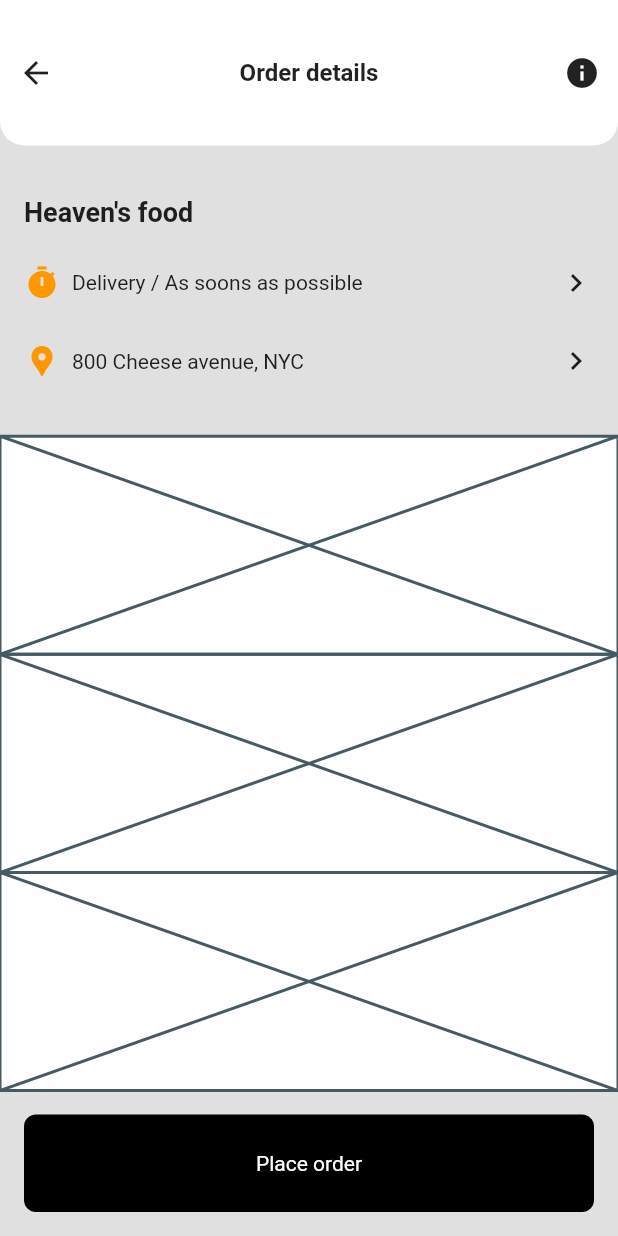
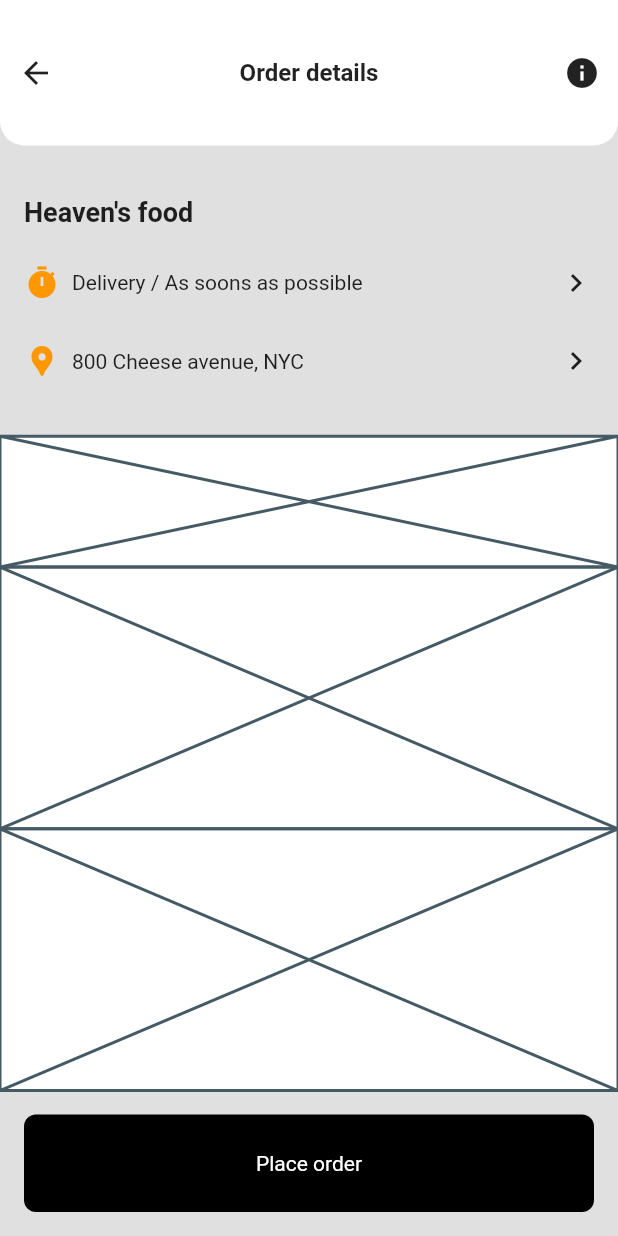
Before and after one commit to JAICHANGPARK/flutter_notebook_11th_story, a Flutter app: the screen it shows after launch, item 2 of the bottom bar chosen, on a phone screen of 412 x 824 dp. Run offline on Flutter 3.47's test engine with Material 2 defaults, Android fonts, the phone set to English and light mode, and no system bars; our stand-ins replace backdrop, badges, flutter_inner_drawer, flutter_slidable, flutter_swiper, google_fonts; network calls fail.

Commit message:
Update food_order_page.dart

```diff
--- a/lib/ep744_food_app/ui/food_order_page.dart
+++ b/lib/ep744_food_app/ui/food_order_page.dart
@@ -94,10 +94,15 @@ class _FoodOrderPageState extends State<FoodOrderPage> {
                 child: Column(
                   crossAxisAlignment: CrossAxisAlignment.start,
                   children: [
-                      Expanded(child: Placeholder()),
-                    Expanded(child: Placeholder()),
+                      Expanded(
+                          flex: 2,
+                          child: Placeholder()),
+                    Expanded(
+                        flex: 4,
+                        child: Placeholder()),
 
-                    Expanded(child: Placeholder()),
+                    Expanded(
+                        flex: 4,child: Placeholder()),
                   ],
                 ),
                 ),
```
